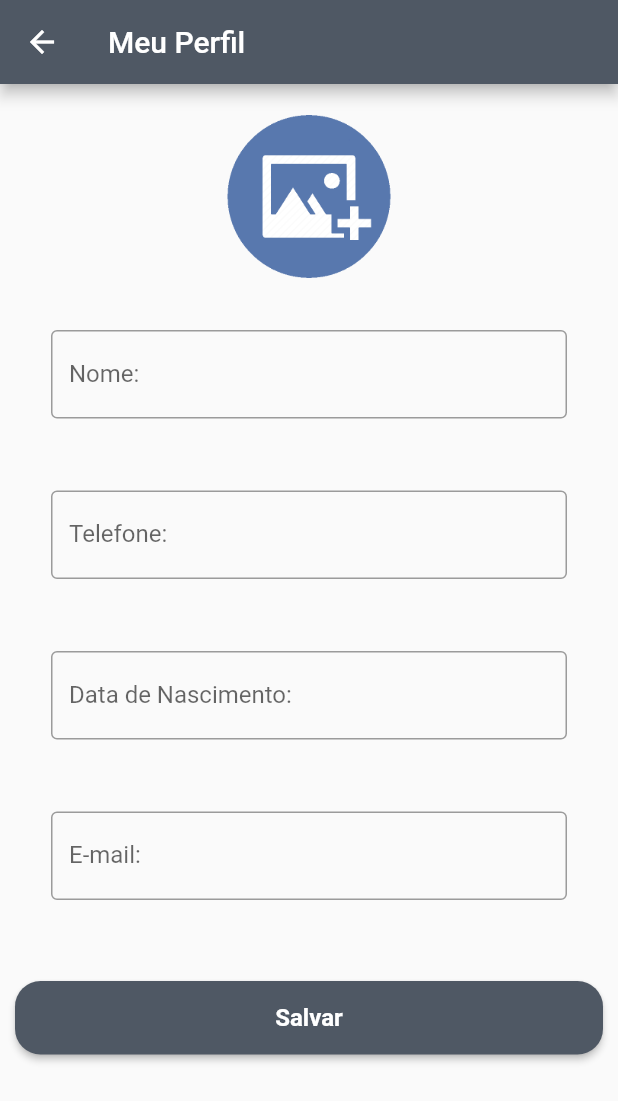
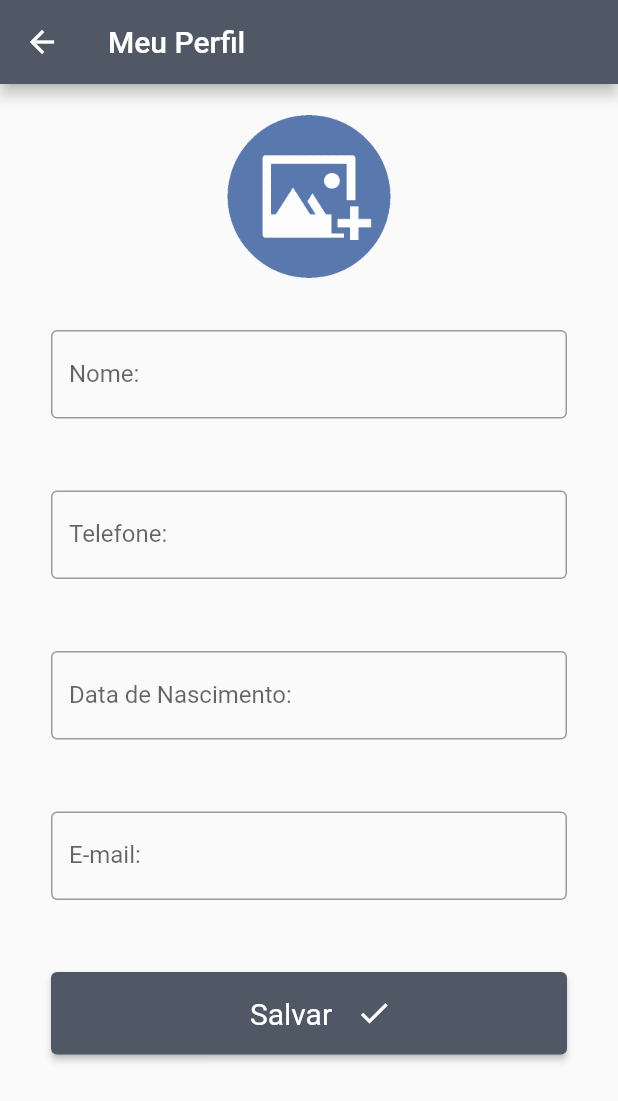
Before and after one commit to brunocaavalcante/Efraim-App, a Flutter app: the MeuPerfil screen opened directly with empty values, on a phone screen of 412 x 824 dp. Shown: the top 1101 px of the screen. Run offline on Flutter 3.47's test engine with Material 2 defaults, Android fonts, the phone set to English and light mode, and no system bars; our stand-ins replace cloud_firestore, file_picker, firebase_auth, firebase_core, firebase_storage, mask_text_input_formatter and 1 more; accounts and stored records are empty; Roboto replaces fonts that are missing (Montserrat).

Commit message:
Correcao bug meu perfil

```diff
--- a/lib/pages/core/date_ultils.dart
+++ b/lib/pages/core/date_ultils.dart
@@ -13,4 +13,8 @@ class DateUltils {
   static onlyDate(DateTime data) {
     return DateTime(data.year, data.month, data.day);
   }
+
+  static DateTime stringToDate(String data) {
+    return DateFormat('dd-MM-yyyy').parse(data);
+  }
 }
--- a/lib/pages/usuario/meu_perfil.dart
+++ b/lib/pages/usuario/meu_perfil.dart
@@ -1,12 +1,12 @@
 import 'dart:io';
 import 'package:app_flutter/models/usuario.dart';
 import 'package:app_flutter/pages/core/custom_exception.dart';
+import 'package:app_flutter/pages/core/date_ultils.dart';
 import 'package:app_flutter/services/file_service.dart';
 import 'package:app_flutter/services/user_service.dart';
 import 'package:file_picker/file_picker.dart';
 import 'package:firebase_storage/firebase_storage.dart';
 import 'package:flutter/material.dart';
-import 'package:intl/intl.dart';
 import 'package:mask_text_input_formatter/mask_text_input_formatter.dart';
 import 'package:provider/src/provider.dart';
 
@@ -31,32 +31,13 @@ class _MeuPerfilState extends State<MeuPerfil> {
   bool loading = false;
 
   @override
+  void initState() {
+    inicializarValores();
+    super.initState();
+  }
+
+  @override
   Widget build(BuildContext context) {
-    inicializarValores();
-
-    final btnSalvar = ButtonTheme(
-        minWidth: MediaQuery.of(context).size.width,
-        padding: const EdgeInsets.fromLTRB(20.0, 15.0, 20.0, 15.0),
-        // ignore: deprecated_member_use
-        child: RaisedButton(
-            color: const Color.fromRGBO(79, 88, 100, 1),
-            child: const Text(
-              "Salvar",
-              style: TextStyle(
-                  fontFamily: 'Montserrat',
-                  fontSize: 16.0,
-                  color: Colors.white,
-                  fontWeight: FontWeight.bold),
-              textAlign: TextAlign.center,
-            ),
-            onPressed: () {
-              if (formKey.currentState!.validate()) {
-                editar();
-              }
-            },
-            shape: RoundedRectangleBorder(
-                borderRadius: BorderRadius.circular(17.0))));
-
     return Scaffold(
       appBar: AppBar(title: const Text('Meu Perfil')),
       body: SingleChildScrollView(
@@ -71,13 +52,29 @@ class _MeuPerfilState extends State<MeuPerfil> {
               fieldPhone(),
               fieldDataNascimento(),
               fieldEmail(),
-              const SizedBox(height: 30.0),
-              btnSalvar
+              btnSalvar()
             ],
           ),
         ),
       )),
     );
+  }
+
+  btnSalvar() {
+    return Padding(
+        padding: const EdgeInsets.all(24.0),
+        child: ElevatedButton(
+            onPressed: () async {
+              if (formKey.currentState!.validate()) {
+                editar();
+              }
+            },
+            child: Row(mainAxisAlignment: MainAxisAlignment.center, children: [
+              Padding(
+                  padding: EdgeInsets.all(16.0),
+                  child: Text("Salvar", style: TextStyle(fontSize: 20))),
+              Icon(Icons.check)
+            ])));
   }
 
   Widget fieldName() {
@@ -222,8 +219,7 @@ class _MeuPerfilState extends State<MeuPerfil> {
       usuario.telefone = telefone.text;
       usuario.email = email.text;
       usuario.photo = widget.usuario.photo;
-      usuario.dataNascimento =
-          DateFormat('dd/MM/yyyy').parse(dataNascimento.text);
+      usuario.dataNascimento = DateUltils.stringToDate(dataNascimento.text);
       await context.read<UserService>().atualizar(usuario);
       Navigator.pop(context);
     } on CustomException catch (e) {
@@ -287,15 +283,8 @@ class _MeuPerfilState extends State<MeuPerfil> {
     nome.text = widget.usuario.name ?? '';
     telefone.text = widget.usuario.telefone ?? '';
     senha.text = widget.usuario.senha ?? '';
-    dataNascimento.text = formatarData(widget.usuario.dataNascimento);
+    dataNascimento.text =
+        DateUltils.formatarData(widget.usuario.dataNascimento);
     email.text = widget.usuario.email ?? '';
   }
-
-  formatarData(DateTime? data) {
-    if (data != null) {
-      return DateFormat('dd/MM/yyyy').format(data);
-    } else {
-      return "";
-    }
-  }
 }
```
